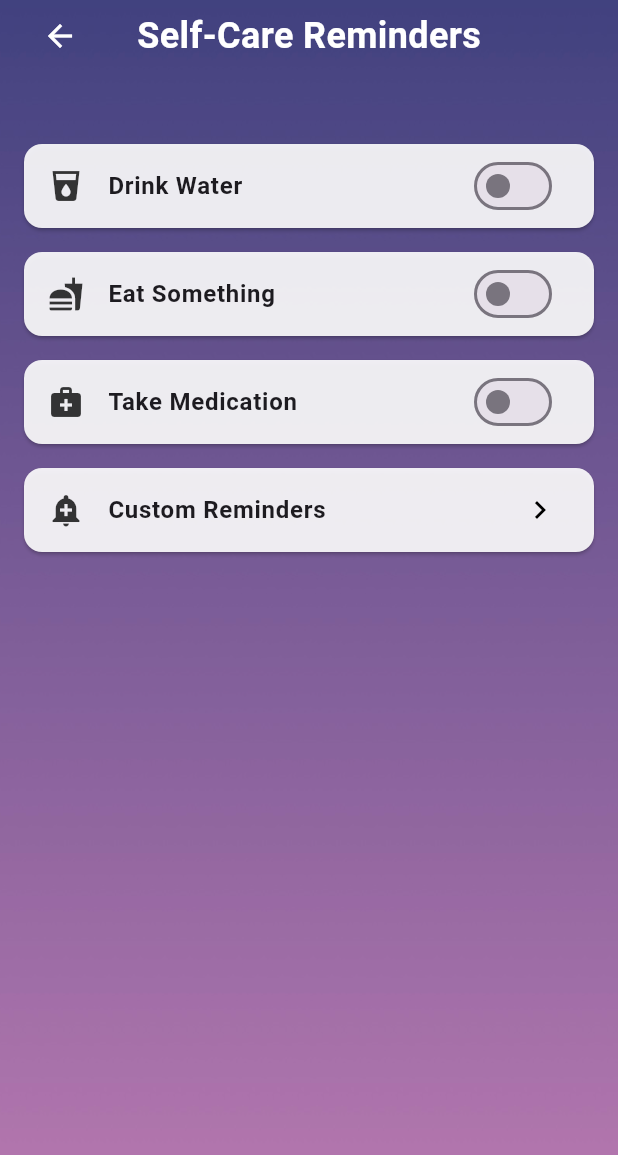
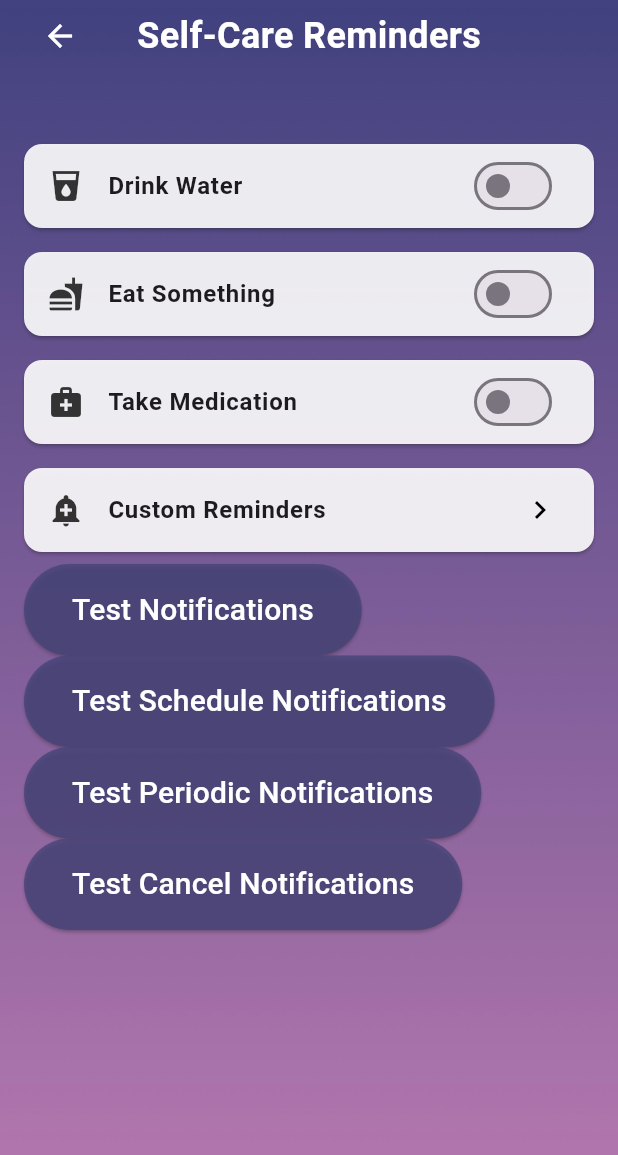
Before and after one commit to CarolinaZRM/CosmicComfort, a Flutter app: the SelfCareRemindersPage screen opened directly, on a phone screen of 412 x 824 dp. Shown: the top 1155 px of the screen. Run offline on Flutter 3.47's test engine with Material 3 defaults, Android fonts, the phone set to English and light mode, and no system bars; our stand-ins replace audioplayers, flutter_colorpicker, flutter_local_notifications, marquee, table_calendar, timezone.

Commit message:
Initial Notification Setup

```diff
--- a/lib/pages/SelfCareRemindersPage.dart
+++ b/lib/pages/SelfCareRemindersPage.dart
@@ -1,6 +1,7 @@
 import 'package:flutter/material.dart';
 import '../components/GenericComponents.dart' as components;
 import 'CustomReminderSetupPage.dart';
+import '../notification/notifications.dart';
 
 class SelfCareRemindersPage extends StatefulWidget {
   const SelfCareRemindersPage({Key? key}) : super(key: key);
@@ -143,6 +144,83 @@ class _SelfCareRemindersPageState extends State<SelfCareRemindersPage> {
                   ),
                   buildCustomRemindersCard(),
                   if (showNewReminderCard) buildNewReminderCard(context),
+
+
+                  // Notification Testing!
+                  ElevatedButton(
+                    onPressed: () {
+                      // Create instant notification
+                      NotificationService().showNotification(0, "New Notification", "Test Notification");
+                    },
+                    style: ElevatedButton.styleFrom(
+                      padding: const EdgeInsets.symmetric(horizontal: 32, vertical: 16),
+                      backgroundColor: const Color.fromARGB(200, 69, 68, 121), // Button color
+                    ),
+                    child: const Text(
+                      'Test Notifications',
+                      style: TextStyle(fontSize: 20, color: Colors.white),
+                    ),
+                  ),
+                  // Schedule a notification
+                  ElevatedButton(
+                    onPressed: () {
+
+                      final DateTime scheduledTime = DateTime.now().add(const Duration(minutes: 1));
+                      //var scheduledTime = tz.local;
+                      NotificationService().scheduleNotification(
+                        1,
+                        "New Notification",
+                        "Test Notification",
+                        scheduledTime,
+                        context
+                      );
+                    },
+                    style: ElevatedButton.styleFrom(
+                      padding: const EdgeInsets.symmetric(horizontal: 32, vertical: 16),
+                      backgroundColor: const Color.fromARGB(200, 69, 68, 121), // Button color
+                    ),
+                    child: const Text(
+                      'Test Schedule Notifications',
+                      style: TextStyle(fontSize: 20, color: Colors.white),
+                    ),
+                  ),
+
+                  // Test Periodic notifications
+                  ElevatedButton(
+                    onPressed: () {
+
+                      NotificationService().showPeriodicNotification(
+                        1,
+                        "New Notification",
+                        "Test Notification",
+                      );
+                    },
+                    style: ElevatedButton.styleFrom(
+                      padding: const EdgeInsets.symmetric(horizontal: 32, vertical: 16),
+                      backgroundColor: const Color.fromARGB(200, 69, 68, 121), // Button color
+                    ),
+                    child: const Text(
+                      'Test Periodic Notifications',
+                      style: TextStyle(fontSize: 20, color: Colors.white),
+                    ),
+                  ),
+
+                  // Test cancel notifications
+                  ElevatedButton(
+                    onPressed: () {
+
+                      NotificationService().cancelNotification(1);
+
+                    },
+                    style: ElevatedButton.styleFrom(
+                      padding: const EdgeInsets.symmetric(horizontal: 32, vertical: 16),
+                      backgroundColor: const Color.fromARGB(200, 69, 68, 121), // Button color
+                    ),
+                    child: const Text(
+                      'Test Cancel Notifications',
+                      style: TextStyle(fontSize: 20, color: Colors.white),
+                    ),
+                  ),
                 ],
               ),
             ),
--- a/pubspec.yaml
+++ b/pubspec.yaml
@@ -41,6 +41,8 @@ dependencies:
   table_calendar: ^3.0.0
   flutter_colorpicker: ^1.0.3
   intl: ^0.17.0
+  flutter_local_notifications: ^18.0.1
+  flutter_timezone: ^3.0.1
 
 dev_dependencies:
   flutter_test:
```
Also changed, not shown: lib/main.dart (+7 -1 lines), lib/notification/notifications.dart (added, +172 -0 lines), 2 other files.
